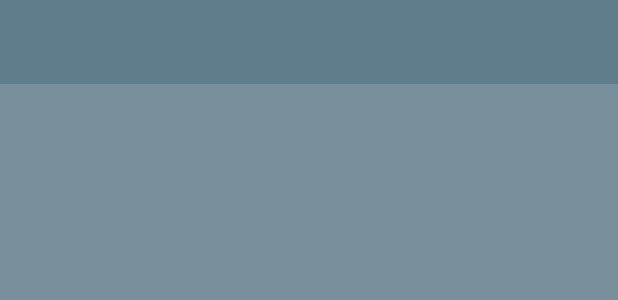
After one commit to FlukEDev/ProjectSIPS, an Android app: the layout activity_lfp.xml on its own in the app's theme, with its tools: preview values and no code run, on a phone screen of 412 x 824 dp. The commit adds this screen. Shown: the top 300 px of the screen. Run offline under Robolectric (Android 15) with nearby library versions, the phone set to English and light mode, and no system bars.

```diff
--- a/app/src/main/AndroidManifest.xml
+++ b/app/src/main/AndroidManifest.xml
@@ -18,9 +18,13 @@
                 <category android:name="android.intent.category.LAUNCHER" />
             </intent-filter>
         </activity>
-        <activity android:name=".activity.SecondActivity" />
+        <activity android:name=".activity.LfpActivity" />
+
         <meta-data
             android:name="io.fabric.ApiKey"
             android:value="b63eff2bd10547a83624e784cb84de08ef973ec7" />
+
+        <activity android:name=".activity.GppActivity"></activity>
     </application>
+
 </manifest>
--- a/app/src/main/res/layout/activity_second.xml
+++ b/app/src/main/res/layout/activity_gpp.xml
@@ -4,7 +4,7 @@
     android:layout_width="match_parent"
     android:layout_height="match_parent"
     android:orientation="vertical"
-    tools:context="fluke.sakaeo.burapha.sips.activity.SecondActivity">
+    tools:context=".activity.GppActivity">
 
     <android.support.v7.widget.Toolbar
         android:id="@+id/toolBar"
--- /dev/null
+++ b/app/src/main/res/layout/activity_lfp.xml
@@ -0,0 +1,23 @@
+<?xml version="1.0" encoding="utf-8"?>
+<LinearLayout xmlns:android="http://schemas.android.com/apk/res/android"
+    xmlns:tools="http://schemas.android.com/tools"
+    android:layout_width="match_parent"
+    android:layout_height="match_parent"
+    android:orientation="vertical"
+    tools:context=".activity.LfpActivity">
+
+    <android.support.v7.widget.Toolbar
+        android:id="@+id/toolBar"
+        android:layout_width="match_parent"
+        android:layout_height="?attr/actionBarSize"
+        android:background="?attr/colorPrimary"
+        android:popupTheme="@style/ThemeOverlay.AppCompat.Light"
+        android:theme="@style/ThemeOverlay.AppCompat.Dark.ActionBar" />
+
+    <FrameLayout
+        android:id="@+id/contentContainer"
+        android:layout_width="match_parent"
+        android:layout_height="match_parent"
+        android:background="@color/background" />
+
+</LinearLayout>
```
Also changed, not shown: app/src/main/java/fluke/projectsips/activity/GppActivity.java (added, +76 -0 lines), app/src/main/java/fluke/projectsips/activity/LfpActivity.java (renamed from app/src/main/java/fluke/projectsips/activity/SecondActivity.java, +3 -34 lines), app/src/main/java/fluke/projectsips/fragment/GppFragment.java (+7 -7 lines), app/src/main/java/fluke/projectsips/fragment/LfpFragment.java (+9 -9 lines).
